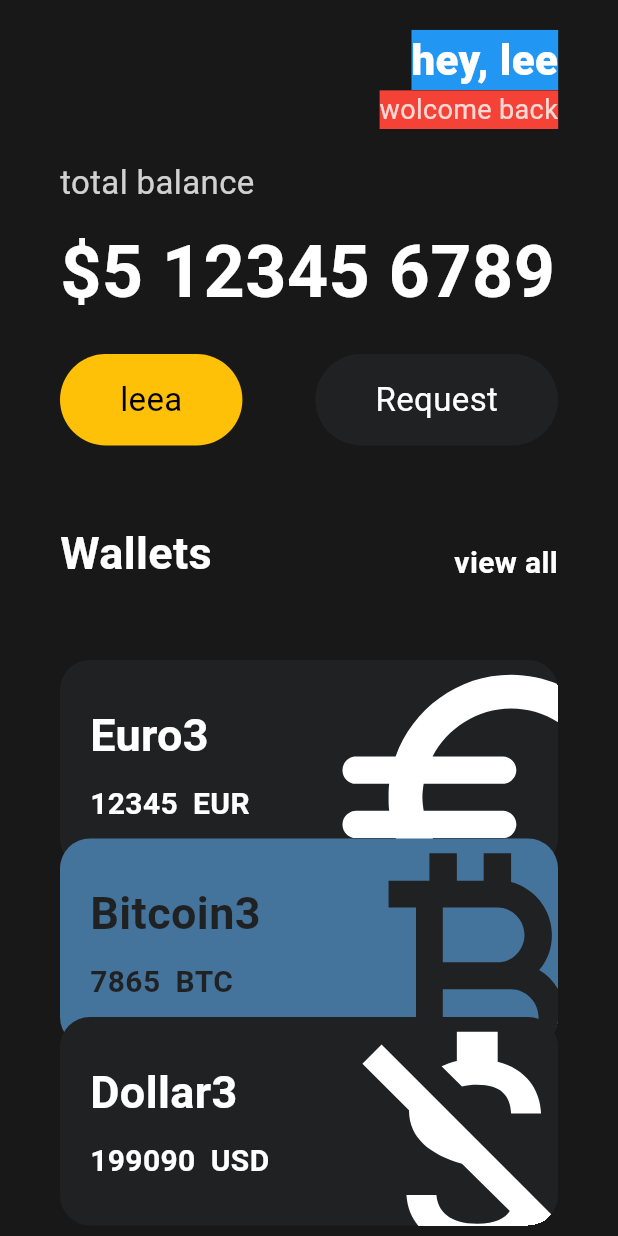
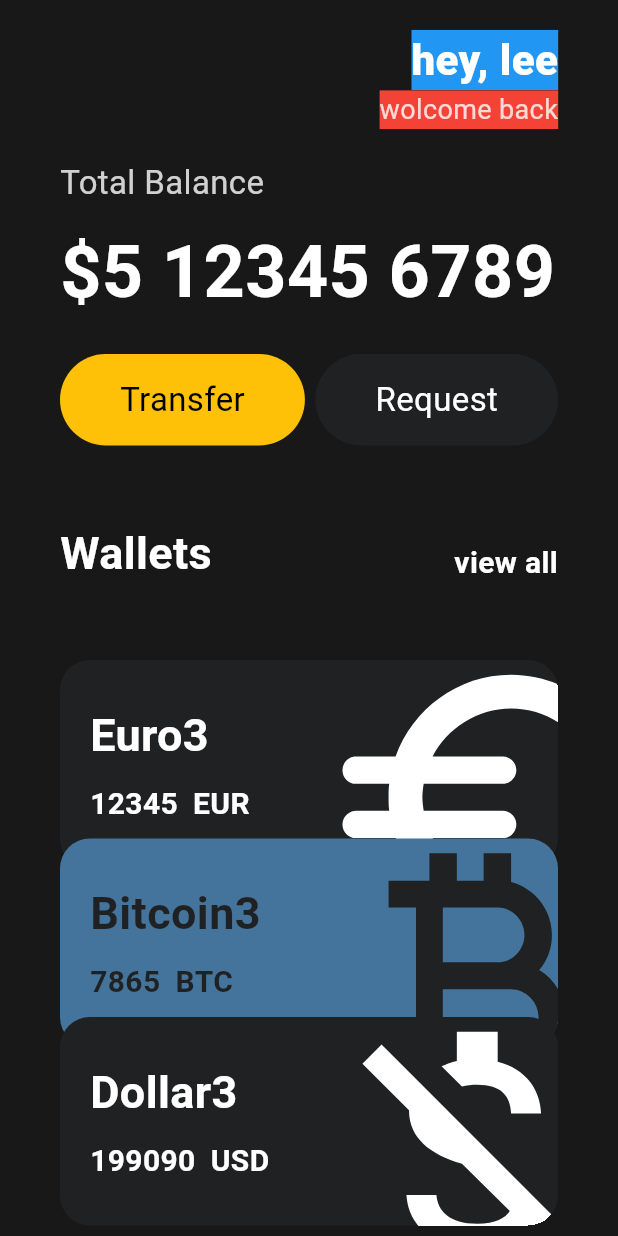
Before and after one commit to space-cap/Dart-Flutter-study-blog, a Flutter app: the screen it shows after launch, on a phone screen of 412 x 824 dp. Run offline on Flutter 3.47's test engine with Material 3 defaults, Android fonts, the phone set to English and light mode, and no system bars.

Commit message:
주석 추가
주석 추가

```diff
--- a/Wallet_UI/lib/main.dart
+++ b/Wallet_UI/lib/main.dart
@@ -16,8 +16,10 @@ void main() {
 class App extends StatelessWidget {
   const App({super.key});
 
+  // 모든 Widget은 build 메소드를 구현해야한다.
   @override
   Widget build(BuildContext context) {
+    // material(구글) 또는 cupertino(ios) 스타일 위젯
     return MaterialApp(
       home: Scaffold(
         backgroundColor: const Color(0xFF181818),
@@ -25,6 +27,7 @@ class App extends StatelessWidget {
           child: Padding(
             padding: const EdgeInsets.symmetric(horizontal: 40),
             child:
+                // Row는 수평, Column은 수직
                 Column(crossAxisAlignment: CrossAxisAlignment.start, children: [
               const SizedBox(
                 height: 20,
@@ -60,7 +63,7 @@ class App extends StatelessWidget {
                 height: 20,
               ),
               Text(
-                'total balance',
+                'Total Balance',
                 style: TextStyle(
                   fontSize: 22,
                   color: Colors.white.withOpacity(0.8),
@@ -84,7 +87,7 @@ class App extends StatelessWidget {
                 mainAxisAlignment: MainAxisAlignment.spaceBetween,
                 children: const [
                   Button(
-                    text: 'leea',
+                    text: 'Transfer',
                     bgColor: Colors.amber,
                     textColor: Colors.black,
                   ),
```
